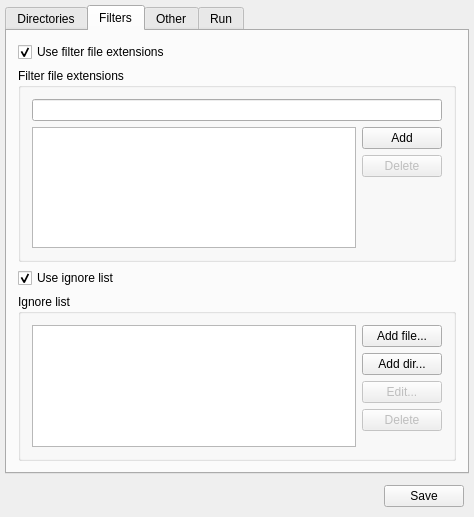
This is mainwindow.ui in macrosoft/randcp2 as Qt 5 draws it before an edit. The edited form follows.
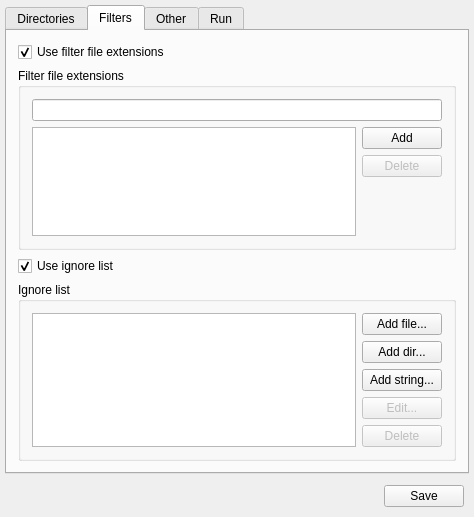
This is the edited form. The open tabs and pages were chosen to show the change. Custom widgets are drawn as their Qt base class.

What changed in the file:
```diff
--- a/mainwindow.ui
+++ b/mainwindow.ui
@@ -288,6 +288,13 @@
                 </property>
                </widget>
               </item>
+              <item>
+               <widget class="QPushButton" name="addStrIgnorButton">
+                <property name="text">
+                 <string>Add string...</string>
+                </property>
+               </widget>
+              </item>
               <item>
                <widget class="QPushButton" name="editIgnoreButton">
                 <property name="enabled">
```
Left out of the diff: 19 changed lines with no effect on the pictures.
